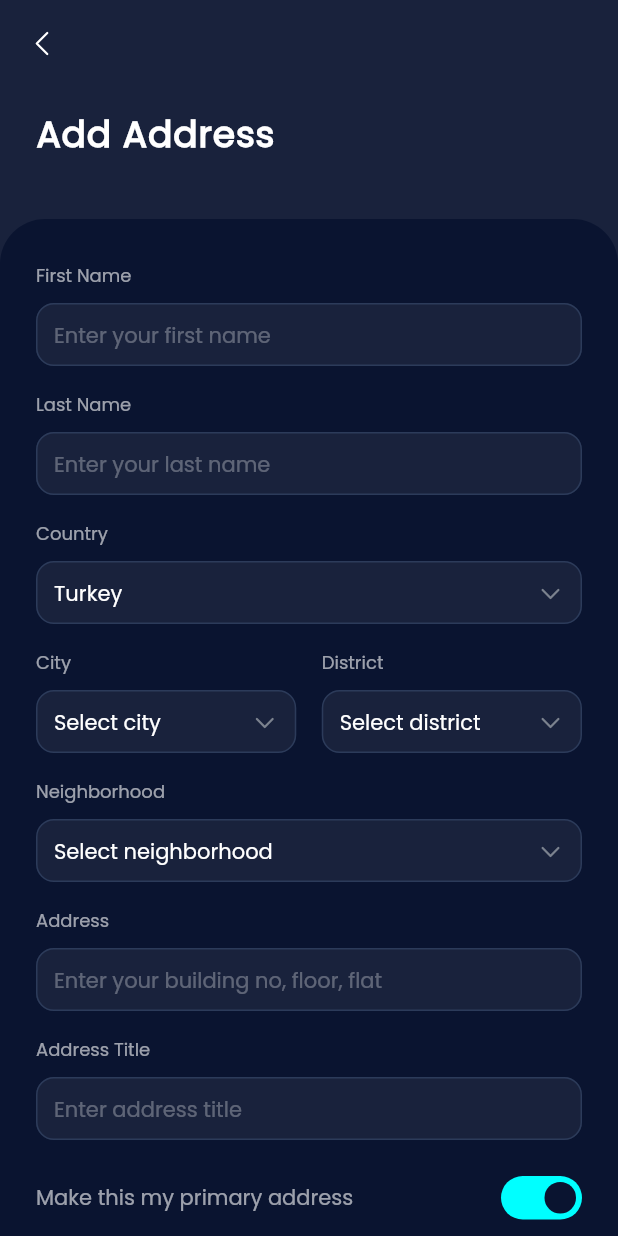
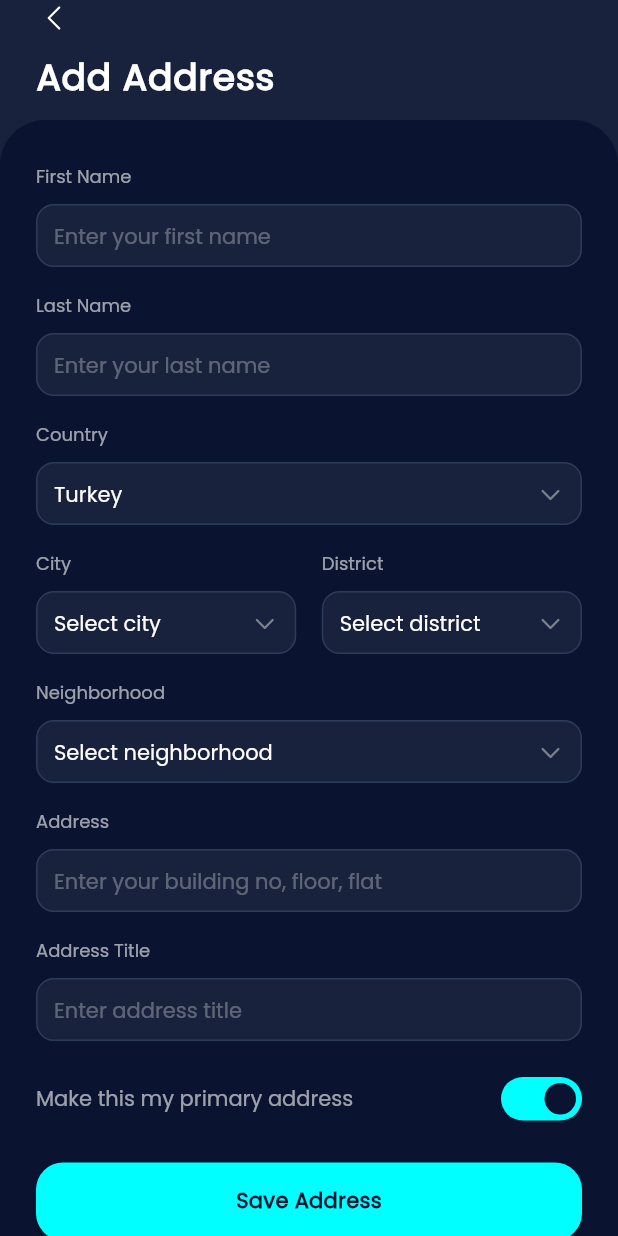
Before and after one commit to boranpek/work_with_ahmet, a Flutter app: the screen it shows after launch, on a phone screen of 412 x 824 dp. Run offline on Flutter 3.47's test engine with Material 2 defaults, Android fonts, the phone set to English and light mode, and no system bars; drawn by our look-alikes of flutter_switch; our stand-ins replace flutter_svg.

```diff
--- a/lib/add_address_page.dart
+++ b/lib/add_address_page.dart
@@ -24,6 +24,7 @@ class _AddAddressPageState extends State<AddAddressPage> {
       body: SafeArea(
         bottom: false,
         child: Column(
+          crossAxisAlignment: CrossAxisAlignment.start,
           children: [
             buildPanel(),
             buildInputArea(),
@@ -84,22 +85,17 @@ class _AddAddressPageState extends State<AddAddressPage> {
     );
   }
 
-  Column buildPanel() {
-    return Column(
-      children: [
-        Container(
-          padding: EdgeInsets.all(16),
-          height: 58,
-          alignment: Alignment.centerLeft,
-          color: BackgroundColor.panelColor,
-          child: Container(child: SvgPicture.asset(IconConstants.back_icon)),
-        ),
-        Container(
-          alignment: Alignment.centerLeft,
-          padding: EdgeInsets.fromLTRB(24, 0, 0, 24),
-          height: 88,
-          color: BackgroundColor.panelColor,
-          child: Text(
+  Widget buildPanel() {
+    return Padding(
+      padding: const EdgeInsets.only(left: 24.0),
+      child: Column(
+        crossAxisAlignment: CrossAxisAlignment.start,
+        children: [
+          SvgPicture.asset(IconConstants.back_icon),
+          SizedBox(
+            height: 10,
+          ),
+          Text(
             'Add Address',
             style: TextStyle(
                 wordSpacing: 0.1,
@@ -108,8 +104,11 @@ class _AddAddressPageState extends State<AddAddressPage> {
                 color: Colors.white,
                 fontWeight: FontWeight.bold),
           ),
-        ),
-      ],
+          SizedBox(
+            height: 10,
+          ),
+        ],
+      ),
     );
   }
 }
```
Also changed, not shown: pubspec.yaml (+13 -0 lines), asset/icons/icon.png (added), 31 other files.
